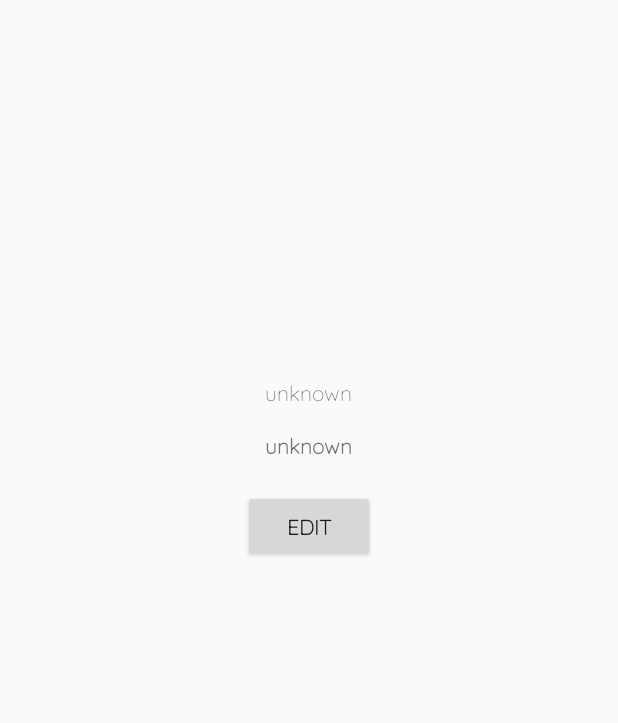
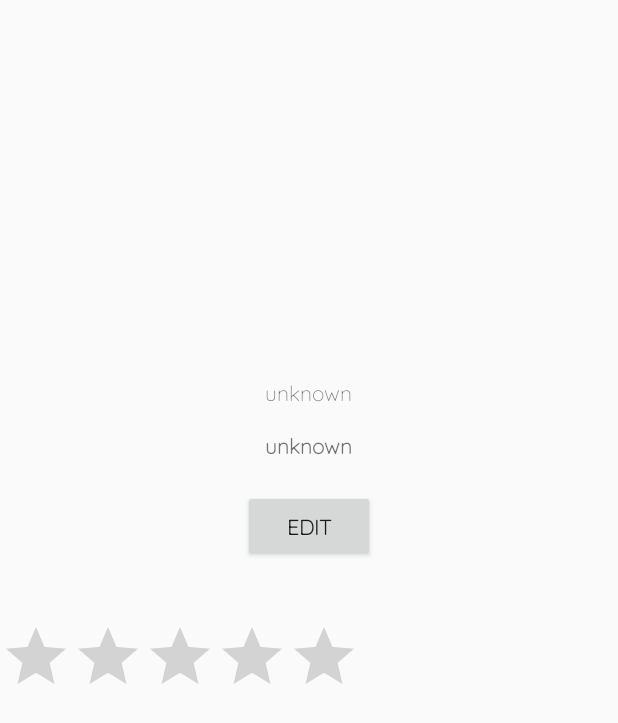
Before and after one commit to andreeaplesa/Proiect-Android, an Android app: the layout fragment_profile.xml on its own in the app's theme, with its tools: preview values and no code run, on a phone screen of 412 x 824 dp. Shown: the top 723 px of the screen. Run offline under Robolectric (Android 15) with nearby library versions, the phone set to English and light mode, and no system bars.

```diff
--- a/app/src/main/java/com/example/mymovies/MovieDB.java
+++ b/app/src/main/java/com/example/mymovies/MovieDB.java
@@ -6,7 +6,7 @@ import androidx.room.Database;
 import androidx.room.Room;
 import androidx.room.RoomDatabase;
 
-@Database(entities = {Movie.class, MovieCategory.class, MovieCategoriesCrossRef.class}, version = 3, exportSchema = false)
+@Database(entities = {Movie.class, MovieCategory.class, MovieCategoriesCrossRef.class}, version = 5, exportSchema = false)
 public abstract class MovieDB extends RoomDatabase {
     private final static String DB_NAME = "movies.db";
     private static MovieDB instanta;
--- a/app/src/main/java/com/example/mymovies/SignUpActivity.java
+++ b/app/src/main/java/com/example/mymovies/SignUpActivity.java
@@ -29,7 +29,9 @@ import com.google.firebase.database.DatabaseReference;
 import com.google.firebase.database.FirebaseDatabase;
 import com.google.firebase.database.ValueEventListener;
 
+import java.text.SimpleDateFormat;
 import java.util.Date;
+import java.util.Locale;
 import java.util.regex.Pattern;
 
 public class SignUpActivity extends AppCompatActivity {
@@ -94,7 +96,8 @@ public class SignUpActivity extends AppCompatActivity {
 
                     SharedPreferences settingsFile = getSharedPreferences("prefs", 0);
                     SharedPreferences.Editor myEditor = settingsFile.edit();
-
+                    String currentDate = new SimpleDateFormat("dd-MM-yyyy", Locale.getDefault()).format(new Date());
+                    myEditor.putString("authentication", currentDate);
                     myEditor.putString("email", email);
                     myEditor.apply();
 
--- a/app/src/main/res/layout/fragment_profile.xml
+++ b/app/src/main/res/layout/fragment_profile.xml
@@ -98,6 +98,22 @@
             android:text="@string/btnEditProfile"
             android:fontFamily="@font/quicksand"
             android:textStyle="bold"/>
+        <TextView
+            android:id="@+id/tvApplicationRating"
+            android:layout_width="match_parent"
+            android:layout_height="wrap_content"
+            android:layout_marginTop="20dp"
+            />
+        <RatingBar
+            android:id="@+id/rateApplication"
+            android:layout_width="wrap_content"
+            android:layout_height="wrap_content">
+
+        </RatingBar>
+        <TextView
+            android:id="@+id/tvFirstAuthentication"
+            android:layout_width="wrap_content"
+            android:layout_height="wrap_content"/>
 
     </LinearLayout>
 
```
Also changed, not shown: app/src/main/java/com/example/mymovies/DiscoverMoreMovieAdapter.java (+7 -0 lines), app/src/main/java/com/example/mymovies/EditProfileActivity.java (+64 -22 lines), app/src/main/java/com/example/mymovies/LogInActivity.java (+7 -1 lines), app/src/main/java/com/example/mymovies/ProfileFragment.java (+33 -57 lines).
